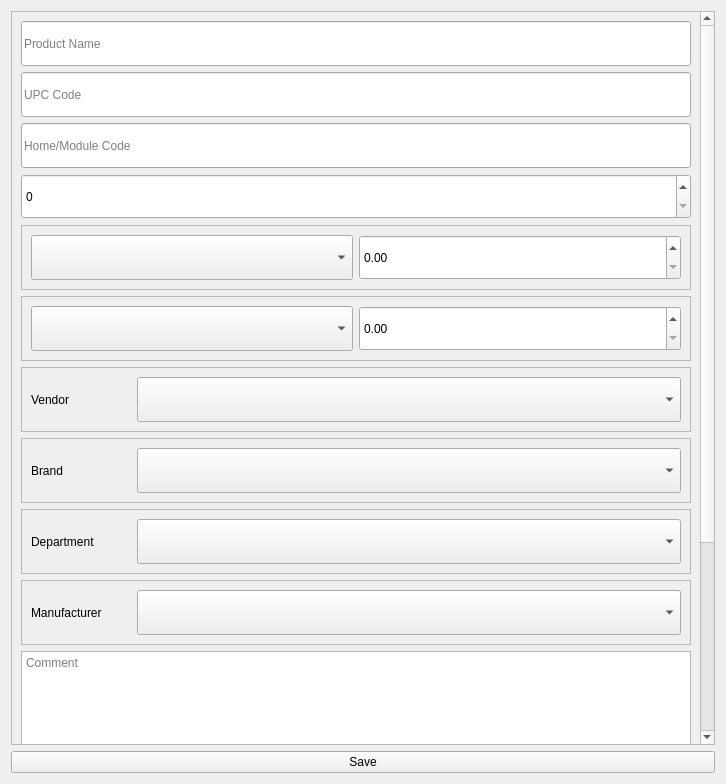
Qt form admin_client/client_gui/app/NewProduct/forms/NewProduct.ui (deskos-xp/SaffronServer) before a commit.
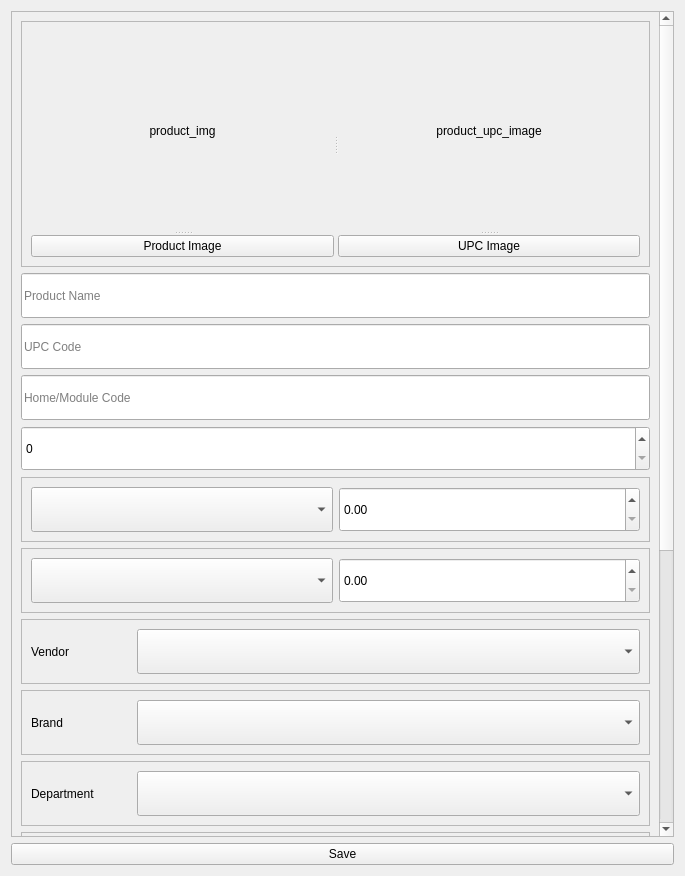
The same form after that commit.

What changed in the file:
```diff
--- a/admin_client/client_gui/app/NewProduct/forms/NewProduct.ui
+++ b/admin_client/client_gui/app/NewProduct/forms/NewProduct.ui
@@ -6,8 +6,8 @@
    <rect>
     <x>0</x>
     <y>0</y>
-    <width>726</width>
-    <height>784</height>
+    <width>685</width>
+    <height>876</height>
    </rect>
   </property>
   <property name="windowTitle">
@@ -26,62 +26,14 @@
          <rect>
           <x>0</x>
           <y>0</y>
-          <width>687</width>
-          <height>970</height>
+          <width>646</width>
+          <height>1227</height>
          </rect>
         </property>
         <layout class="QGridLayout" name="gridLayout_4">
          <item row="0" column="0">
           <layout class="QGridLayout" name="gridLayout_3">
-           <item row="4" column="0">
-            <widget class="QFrame" name="frame">
-             <property name="frameShape">
-              <enum>QFrame::StyledPanel</enum>
-             </property>
-             <property name="frameShadow">
-              <enum>QFrame::Raised</enum>
-             </property>
-             <layout class="QGridLayout" name="gridLayout_5">
-              <item row="0" column="0">
-               <widget class="QComboBox" name="priceUnit">
-                <property name="minimumSize">
-                 <size>
-                  <width>0</width>
-                  <height>45</height>
-                 </size>
-                </property>
-               </widget>
-              </item>
-              <item row="0" column="1">
-               <widget class="QDoubleSpinBox" name="price">
-                <property name="minimumSize">
-                 <size>
-                  <width>0</width>
-                  <height>45</height>
-                 </size>
-                </property>
-                <property name="maximum">
-                 <double>100000000.000000000000000</double>
-                </property>
-               </widget>
-              </item>
-             </layout>
-            </widget>
-           </item>
-           <item row="1" column="0">
-            <widget class="QLineEdit" name="upc">
-             <property name="minimumSize">
-              <size>
-               <width>0</width>
-               <height>45</height>
-              </size>
-             </property>
-             <property name="placeholderText">
-              <string>UPC Code</string>
-             </property>
-            </widget>
-           </item>
-           <item row="9" column="0">
+           <item row="10" column="0">
             <widget class="QFrame" name="frame_5">
              <property name="frameShape">
               <enum>QFrame::StyledPanel</enum>
@@ -116,42 +68,109 @@
              </layout>
             </widget>
            </item>
-           <item row="10" column="0">
-            <widget class="QFrame" name="frame_3">
+           <item row="2" column="0">
+            <widget class="QLineEdit" name="upc">
+             <property name="minimumSize">
+              <size>
+               <width>0</width>
+               <height>45</height>
+              </size>
+             </property>
+             <property name="placeholderText">
+              <string>UPC Code</string>
+             </property>
+            </widget>
+           </item>
+           <item row="0" column="0">
+            <widget class="QFrame" name="frame_7">
              <property name="frameShape">
               <enum>QFrame::StyledPanel</enum>
              </property>
              <property name="frameShadow">
               <enum>QFrame::Raised</enum>
              </property>
-             <layout class="QGridLayout" name="gridLayout_7">
-              <item row="0" column="1">
-               <widget class="QComboBox" name="manufacturer">
-                <property name="minimumSize">
-                 <size>
-                  <width>0</width>
-                  <height>45</height>
-                 </size>
-                </property>
-               </widget>
-              </item>
+             <layout class="QGridLayout" name="gridLayout_11">
               <item row="0" column="0">
-               <widget class="QLabel" name="label">
-                <property name="maximumSize">
-                 <size>
-                  <width>100</width>
-                  <height>16777215</height>
-                 </size>
+               <widget class="QSplitter" name="splitter_3">
+                <property name="orientation">
+                 <enum>Qt::Horizontal</enum>
                 </property>
-                <property name="text">
-                 <string>Manufacturer</string>
-                </property>
+                <widget class="QSplitter" name="splitter">
+                 <property name="orientation">
+                  <enum>Qt::Vertical</enum>
+                 </property>
+                 <widget class="QLabel" name="product_img">
+                  <property name="minimumSize">
+                   <size>
+                    <width>200</width>
+                    <height>200</height>
+                   </size>
+                  </property>
+                  <property name="text">
+                   <string>product_img</string>
+                  </property>
+                  <property name="scaledContents">
+                   <bool>true</bool>
+                  </property>
+                  <property name="alignment">
+                   <set>Qt::AlignCenter</set>
+                  </property>
+                 </widget>
+                 <widget class="QPushButton" name="nav_product_img">
+                  <property name="text">
+                   <string>Product Image</string>
+                  </property>
+                 </widget>
+                </widget>
+                <widget class="QSplitter" name="splitter_2">
+                 <property name="orientation">
+                  <enum>Qt::Vertical</enum>
+                 </property>
+                 <widget class="QLabel" name="upc_img">
+                  <property name="minimumSize">
+                   <size>
+                    <width>200</width>
+                    <height>200</height>
+                   </size>
+                  </property>
+                  <property name="text">
+                   <string>product_upc_image</string>
+                  </property>
+                  <property name="scaledContents">
+                   <bool>true</bool>
+                  </property>
+                  <property name="alignment">
+                   <set>Qt::AlignCenter</set>
+                  </property>
+                 </widget>
+                 <widget class="QPushButton" name="nav_upc_img">
+                  <property name="text">
+                   <string>UPC Image</string>
+                  </property>
+                 </widget>
+                </widget>
                </widget>
               </item>
              </layout>
             </widget>
            </item>
-           <item row="8" column="0">
+           <item row="12" column="0">
+            <widget class="QTextEdit" name="comment">
+             <property name="minimumSize">
+              <size>
+               <width>0</width>
+               <height>350</height>
+              </size>
+             </property>
+             <property name="tabChangesFocus">
+              <bool>true</bool>
+             </property>
+             <property name="placeholderText">
+              <string>Comment</string>
+             </property>
+            </widget>
+           </item>
+           <item row="9" column="0">
             <widget class="QFrame" name="frame_4">
              <property name="frameShape">
               <enum>QFrame::StyledPanel</enum>
@@ -186,7 +205,55 @@
              </layout>
             </widget>
            </item>
-           <item row="2" column="0">
+           <item row="4" column="0">
+            <widget class="QSpinBox" name="casecount">
+             <property name="minimumSize">
+              <size>
+               <width>0</width>
+               <height>45</height>
+              </size>
+             </property>
+             <property name="maximum">
+              <number>1200</number>
+             </property>
+            </widget>
+           </item>
+           <item row="6" column="0">
+            <widget class="QFrame" name="frame_2">
+             <property name="frameShape">
+              <enum>QFrame::StyledPanel</enum>
+             </property>
+             <property name="frameShadow">
+              <enum>QFrame::Raised</enum>
+             </property>
+             <layout class="QGridLayout" name="gridLayout_6">
+              <item row="0" column="0">
+               <widget class="QComboBox" name="weightUnit">
+                <property name="minimumSize">
+                 <size>
+                  <width>0</width>
+                  <height>45</height>
+                 </size>
+                </property>
+               </widget>
+              </item>
+              <item row="0" column="1">
+               <widget class="QDoubleSpinBox" name="weight">
+                <property name="minimumSize">
+                 <size>
+                  <width>0</width>
+                  <height>45</height>
+                 </size>
+                </property>
+                <property name="maximum">
+                 <double>10000000.000000000000000</double>
+                </property>
+               </widget>
+              </item>
+             </layout>
+            </widget>
+           </item>
+           <item row="3" column="0">
             <widget class="QLineEdit" name="homecode">
              <property name="minimumSize">
               <size>
@@ -199,7 +266,7 @@
              </property>
             </widget>
            </item>
-           <item row="7" column="0">
+           <item row="8" column="0">
             <widget class="QFrame" name="frame_6">
              <property name="frameShape">
               <enum>QFrame::StyledPanel</enum>
@@ -234,23 +301,7 @@
              </layout>
             </widget>
            </item>
-           <item row="11" column="0">
-            <widget class="QTextEdit" name="comment">
-             <property name="minimumSize">
-              <size>
-               <width>0</width>
-               <height>350</height>
-              </size>
-             </property>
-             <property name="tabChangesFocus">
-              <bool>true</bool>
-             </property>
-             <property name="placeholderText">
-              <string>Comment</string>
-             </property>
-            </widget>
-           </item>
-           <item row="0" column="0">
+           <item row="1" column="0">
             <widget class="QLineEdit" name="name">
              <property name="minimumSize">
               <size>
@@ -263,30 +314,17 @@
              </property>
             </widget>
            </item>
-           <item row="3" column="0">
-            <widget class="QSpinBox" name="casecount">
-             <property name="minimumSize">
-              <size>
-               <width>0</width>
-               <height>45</height>
-              </size>
-             </property>
-             <property name="maximum">
-              <number>1200</number>
-             </property>
-            </widget>
-           </item>
            <item row="5" column="0">
-            <widget class="QFrame" name="frame_2">
+            <widget class="QFrame" name="frame">
              <property name="frameShape">
               <enum>QFrame::StyledPanel</enum>
              </property>
              <property name="frameShadow">
               <enum>QFrame::Raised</enum>
              </property>
-             <layout class="QGridLayout" name="gridLayout_6">
+             <layout class="QGridLayout" name="gridLayout_5">
               <item row="0" column="0">
-               <widget class="QComboBox" name="weightUnit">
+               <widget class="QComboBox" name="priceUnit">
                 <property name="minimumSize">
                  <size>
                   <width>0</width>
@@ -296,7 +334,7 @@
                </widget>
               </item>
               <item row="0" column="1">
-               <widget class="QDoubleSpinBox" name="weight">
+               <widget class="QDoubleSpinBox" name="price">
                 <property name="minimumSize">
                  <size>
                   <width>0</width>
@@ -304,7 +342,42 @@
                  </size>
                 </property>
                 <property name="maximum">
-                 <double>10000000.000000000000000</double>
+                 <double>100000000.000000000000000</double>
+                </property>
+               </widget>
+              </item>
+             </layout>
+            </widget>
+           </item>
+           <item row="11" column="0">
+            <widget class="QFrame" name="frame_3">
+             <property name="frameShape">
+              <enum>QFrame::StyledPanel</enum>
+             </property>
+             <property name="frameShadow">
+              <enum>QFrame::Raised</enum>
+             </property>
+             <layout class="QGridLayout" name="gridLayout_7">
+              <item row="0" column="1">
+               <widget class="QComboBox" name="manufacturer">
+                <property name="minimumSize">
+                 <size>
+                  <width>0</width>
+                  <height>45</height>
+                 </size>
+                </property>
+               </widget>
+              </item>
+              <item row="0" column="0">
+               <widget class="QLabel" name="label">
+                <property name="maximumSize">
+                 <size>
+                  <width>100</width>
+                  <height>16777215</height>
+                 </size>
+                </property>
+                <property name="text">
+                 <string>Manufacturer</string>
                 </property>
                </widget>
               </item>
```
Left out of the diff: 11 changed lines with no effect on the pictures.
